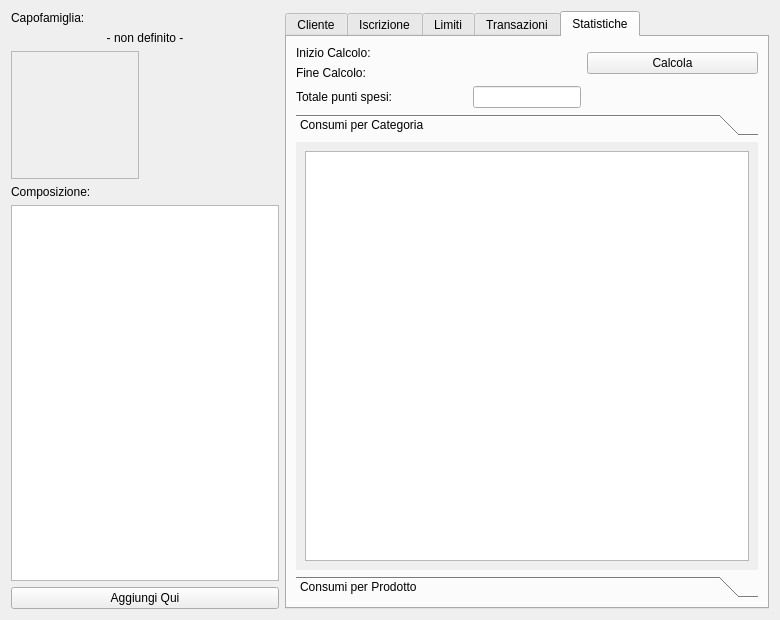
The window that squeeze/src/ui/editclient_widget.ui (lastprimenumbers/lemonpos) describes before a commit, drawn with Qt 5.
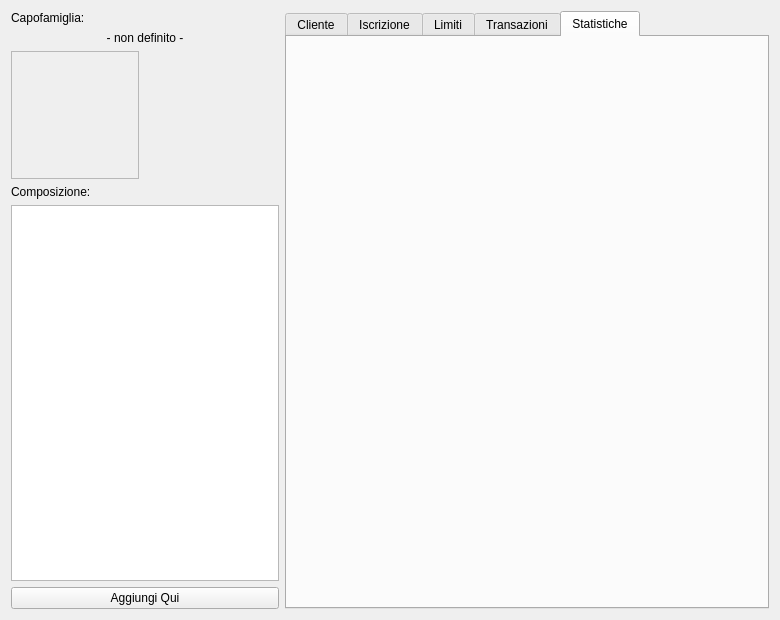
The same window after the commit. The open tabs and pages were chosen to show the change. Custom widgets are drawn as their Qt base class.

```diff
--- a/squeeze/src/ui/editclient_widget.ui
+++ b/squeeze/src/ui/editclient_widget.ui
@@ -708,104 +708,7 @@
       </attribute>
       <layout class="QGridLayout" name="gridLayout">
        <item row="0" column="0">
-        <widget class="QLabel" name="label_25">
-         <property name="text">
-          <string>Inizio Calcolo:</string>
-         </property>
-        </widget>
-       </item>
-       <item row="0" column="1">
-        <widget class="KDateWidget" name="statStart"/>
-       </item>
-       <item row="0" column="2" rowspan="2">
-        <widget class="QPushButton" name="statDo">
-         <property name="text">
-          <string>Calcola</string>
-         </property>
-        </widget>
-       </item>
-       <item row="1" column="0">
-        <widget class="QLabel" name="label_24">
-         <property name="text">
-          <string>Fine Calcolo:</string>
-         </property>
-        </widget>
-       </item>
-       <item row="1" column="1">
-        <widget class="KDateWidget" name="statEnd"/>
-       </item>
-       <item row="2" column="0">
-        <widget class="QLabel" name="label_26">
-         <property name="text">
-          <string>Totale punti spesi:</string>
-         </property>
-        </widget>
-       </item>
-       <item row="2" column="1">
-        <widget class="QLineEdit" name="statTotal">
-         <property name="sizePolicy">
-          <sizepolicy hsizetype="Fixed" vsizetype="Fixed">
-           <horstretch>0</horstretch>
-           <verstretch>0</verstretch>
-          </sizepolicy>
-         </property>
-         <property name="alignment">
-          <set>Qt::AlignLeading|Qt::AlignLeft|Qt::AlignVCenter</set>
-         </property>
-         <property name="readOnly">
-          <bool>true</bool>
-         </property>
-        </widget>
-       </item>
-       <item row="3" column="0" colspan="3">
-        <widget class="QToolBox" name="toolBox">
-         <property name="currentIndex">
-          <number>0</number>
-         </property>
-         <widget class="QWidget" name="page">
-          <property name="geometry">
-           <rect>
-            <x>0</x>
-            <y>0</y>
-            <width>528</width>
-            <height>389</height>
-           </rect>
-          </property>
-          <attribute name="label">
-           <string>Consumi per Categoria</string>
-          </attribute>
-          <layout class="QGridLayout" name="gridLayout_5">
-           <item row="0" column="0">
-            <widget class="QTableWidget" name="categoryTable">
-             <property name="sizePolicy">
-              <sizepolicy hsizetype="Expanding" vsizetype="Expanding">
-               <horstretch>0</horstretch>
-               <verstretch>0</verstretch>
-              </sizepolicy>
-             </property>
-            </widget>
-           </item>
-          </layout>
-         </widget>
-         <widget class="QWidget" name="page_2">
-          <property name="geometry">
-           <rect>
-            <x>0</x>
-            <y>0</y>
-            <width>96</width>
-            <height>96</height>
-           </rect>
-          </property>
-          <attribute name="label">
-           <string>Consumi per Prodotto</string>
-          </attribute>
-          <layout class="QGridLayout" name="gridLayout_6">
-           <item row="0" column="0">
-            <widget class="QTableWidget" name="productTable"/>
-           </item>
-          </layout>
-         </widget>
-        </widget>
+        <widget class="statistics" name="stats" native="true"/>
        </item>
       </layout>
      </widget>
@@ -836,6 +739,12 @@
    <header location="global">clienttag.h</header>
    <container>1</container>
   </customwidget>
+  <customwidget>
+   <class>statistics</class>
+   <extends>QWidget</extends>
+   <header>statistics.h</header>
+   <container>1</container>
+  </customwidget>
  </customwidgets>
  <resources/>
  <connections/>
```
Left out of the diff: 2 changed lines with no effect on the pictures.
